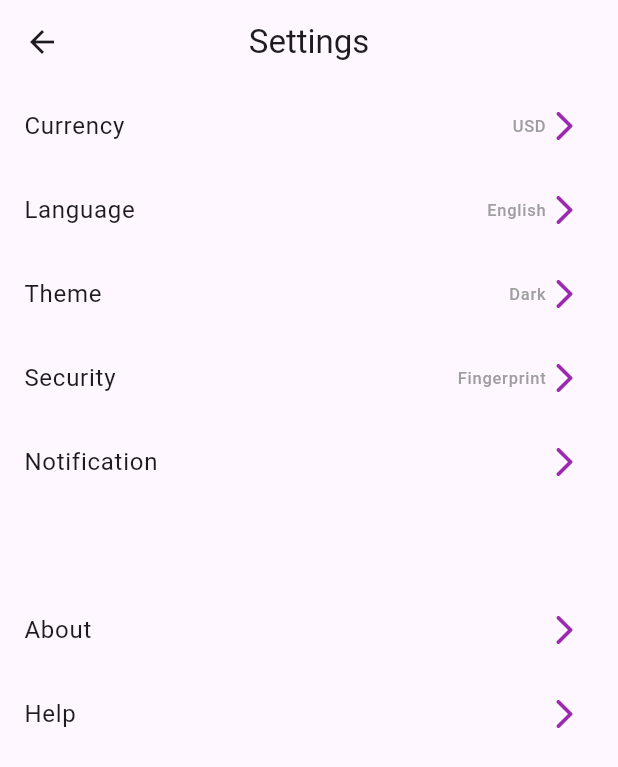
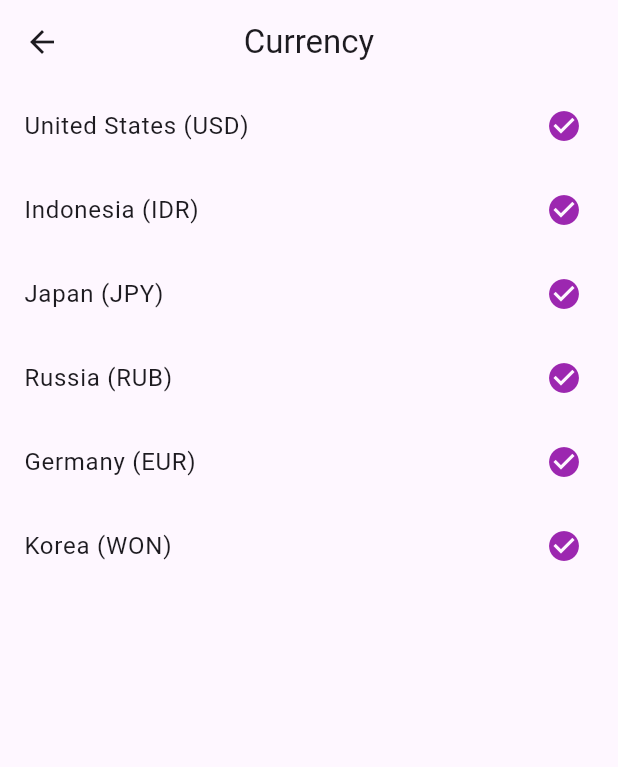
Before and after one commit to AliGIran/expanse_tracker_app, a Flutter app: the screen it shows after launch, on a phone screen of 412 x 824 dp. Shown: the top 767 px of the screen. Run offline on Flutter 3.47's test engine with Material 3 defaults, Android fonts, the phone set to English and light mode, and no system bars; our stand-ins replace carousel_slider, gap.

Commit message:
Setting currency page mockup finished

```diff
--- a/lib/main.dart
+++ b/lib/main.dart
@@ -1,4 +1,4 @@
-import 'package:expense_tracker_app/setting/presentation/pages/setting_home_page.dart';
+import 'package:expense_tracker_app/setting/presentation/pages/setting_currency_page.dart';
 import 'package:flutter/material.dart';
 
 void main() {
@@ -18,7 +18,7 @@ class MyApp extends StatelessWidget {
 
   @override
   Widget build(BuildContext context) {
-    return const SettingHomePage();
+    return const SettingCurrencyPage();
   }
 }
 
--- /dev/null
+++ b/lib/setting/presentation/pages/setting_currency_page.dart
@@ -0,0 +1,36 @@
+import 'package:flutter/material.dart';
+
+class SettingCurrencyPage extends StatelessWidget {
+  const SettingCurrencyPage({super.key});
+
+  @override
+  Widget build(BuildContext context) {
+    return Scaffold(
+      appBar: AppBar(
+        leading: const BackButton(),
+        title: const Text("Currency"),
+        centerTitle: true,
+      ),
+      body: Column(
+        children: [
+          currencyListTile(context, "United States (USD)"),
+          currencyListTile(context, "Indonesia (IDR)"),
+          currencyListTile(context, "Japan (JPY)"),
+          currencyListTile(context, "Russia (RUB)"),
+          currencyListTile(context, "Germany (EUR)"),
+          currencyListTile(context, "Korea (WON)"),
+        ],
+      ),
+    );
+  }
+}
+
+Widget currencyListTile(BuildContext context, String settingCurrencyListTile) {
+  return ListTile(
+    title: Text(settingCurrencyListTile),
+    trailing: const Icon(
+      Icons.check_circle,
+      color: Colors.purple,
+    ),
+  );
+}
```
